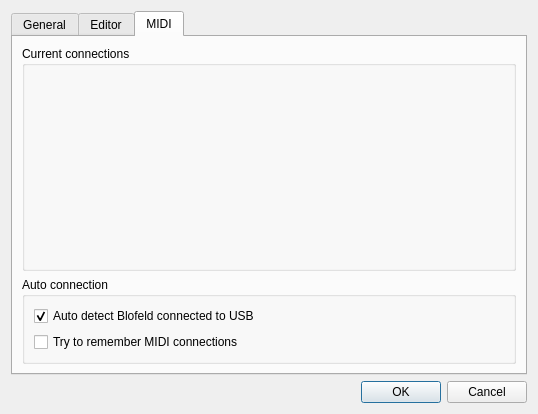
The window that bigglesworth/settings.ui (MaurizioB/Bigglesworth) describes before a commit, drawn with Qt 5.
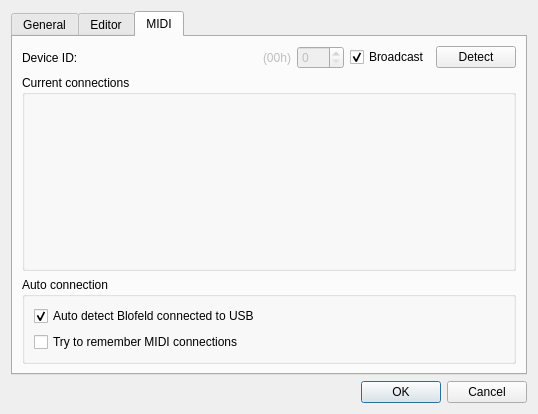
The same window after the commit. The open tabs and pages were chosen to show the change. Custom widgets are drawn as their Qt base class.

Commit message: DeviceID, Editor layout/animations, SysEx handling The Blofeld Device ID parameter is now taken into account, which might be useful in the (rare, you lucky bastard) case you have more than one Blofeld. Device ID setting and detection is available from the Settings dialog. Small layout fixes, the animations for both Filters/Mod Matrix and Effects/Arpeggiator now use native Qt animations. Also, buttons widgets now support text layout, allowing labels on top, right and bottom of the button. SysEx is now constant based (mostly to avoid mistakes) and correctly supports the forementioned Device ID.

The edit to the form file:
```diff
--- a/bigglesworth/settings.ui
+++ b/bigglesworth/settings.ui
@@ -2,12 +2,15 @@
 <ui version="4.0">
  <class>Dialog</class>
  <widget class="QDialog" name="Dialog">
+  <property name="enabled">
+   <bool>true</bool>
+  </property>
   <property name="geometry">
    <rect>
     <x>0</x>
     <y>0</y>
-    <width>477</width>
-    <height>349</height>
+    <width>507</width>
+    <height>347</height>
    </rect>
   </property>
   <property name="windowTitle">
@@ -17,7 +20,7 @@
    <item>
     <widget class="QTabWidget" name="tabWidget">
      <property name="currentIndex">
-      <number>1</number>
+      <number>2</number>
      </property>
      <widget class="QWidget" name="general_tab">
       <attribute name="title">
@@ -383,7 +386,7 @@
        <string>MIDI</string>
       </attribute>
       <layout class="QGridLayout" name="gridLayout">
-       <item row="0" column="0">
+       <item row="1" column="0">
         <widget class="QGroupBox" name="midi_groupbox">
          <property name="sizePolicy">
           <sizepolicy hsizetype="Preferred" vsizetype="Expanding">
@@ -397,7 +400,7 @@
          <layout class="QGridLayout" name="gridLayout_2"/>
         </widget>
        </item>
-       <item row="1" column="0">
+       <item row="2" column="0">
         <widget class="QGroupBox" name="groupBox">
          <property name="title">
           <string>Auto connection</string>
@@ -423,6 +426,81 @@
          </layout>
         </widget>
        </item>
+       <item row="0" column="0">
+        <layout class="QHBoxLayout" name="horizontalLayout_3">
+         <item>
+          <widget class="QLabel" name="deviceIDLabel">
+           <property name="text">
+            <string>Device ID:</string>
+           </property>
+          </widget>
+         </item>
+         <item>
+          <widget class="QLabel" name="deviceID_hex_lbl">
+           <property name="enabled">
+            <bool>false</bool>
+           </property>
+           <property name="sizePolicy">
+            <sizepolicy hsizetype="Maximum" vsizetype="Preferred">
+             <horstretch>0</horstretch>
+             <verstretch>0</verstretch>
+            </sizepolicy>
+           </property>
+           <property name="text">
+            <string>(00h)</string>
+           </property>
+          </widget>
+         </item>
+         <item>
+          <widget class="QSpinBox" name="deviceID_spin">
+           <property name="enabled">
+            <bool>false</bool>
+           </property>
+           <property name="sizePolicy">
+            <sizepolicy hsizetype="Maximum" vsizetype="Fixed">
+             <horstretch>0</horstretch>
+             <verstretch>0</verstretch>
+            </sizepolicy>
+           </property>
+           <property name="minimum">
+            <number>0</number>
+           </property>
+           <property name="maximum">
+            <number>127</number>
+           </property>
+          </widget>
+         </item>
+         <item>
+          <widget class="QCheckBox" name="broadcast_chk">
+           <property name="sizePolicy">
+            <sizepolicy hsizetype="Maximum" vsizetype="Fixed">
+             <horstretch>0</horstretch>
+             <verstretch>0</verstretch>
+            </sizepolicy>
+           </property>
+           <property name="text">
+            <string>Broadcast</string>
+           </property>
+           <property name="checked">
+            <bool>true</bool>
+           </property>
+          </widget>
+         </item>
+         <item>
+          <widget class="QPushButton" name="deviceID_detect_btn">
+           <property name="sizePolicy">
+            <sizepolicy hsizetype="Maximum" vsizetype="Fixed">
+             <horstretch>0</horstretch>
+             <verstretch>0</verstretch>
+            </sizepolicy>
+           </property>
+           <property name="text">
+            <string>Detect</string>
+           </property>
+          </widget>
+         </item>
+        </layout>
+       </item>
       </layout>
      </widget>
     </widget>
```
Left out of the diff: 16 changed lines with no effect on the pictures. The commit also changes 6 other files.
